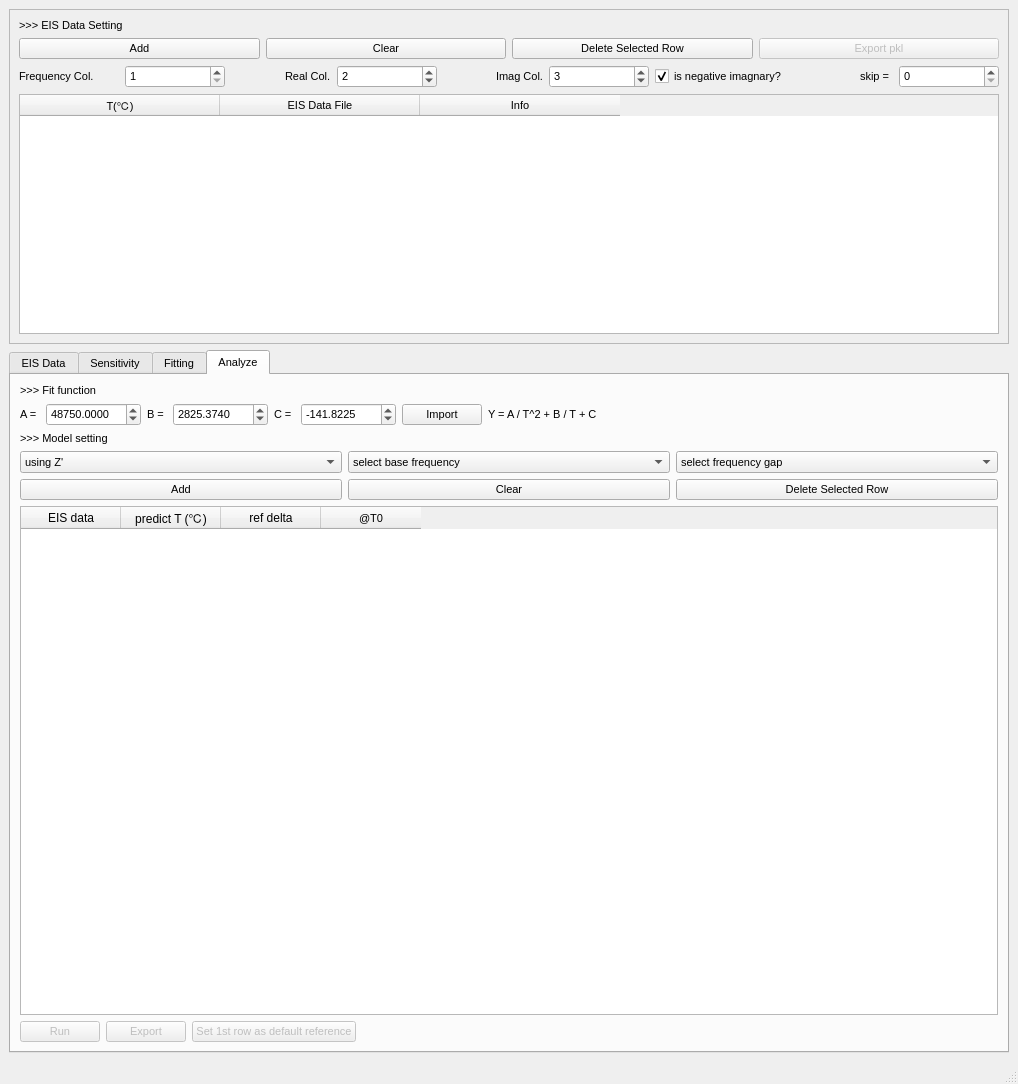
Before: the Qt Designer form mainwindow.ui in linzk-bit/dualzense, drawn with Qt 5.
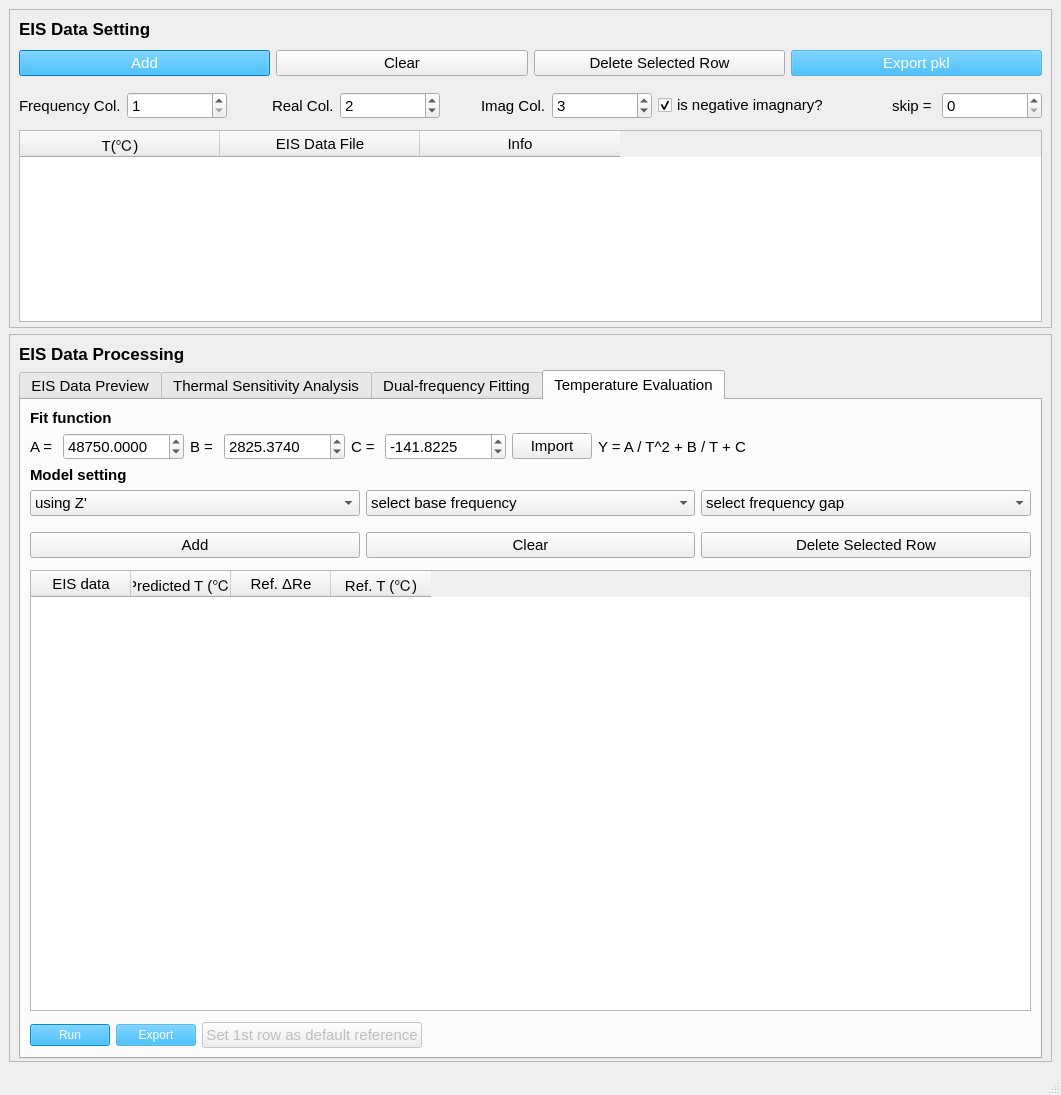
After: the same form once the commit is applied. The open tabs and pages were chosen to show the change.

What changed in the file:
```diff
--- a/mainwindow.ui
+++ b/mainwindow.ui
@@ -6,277 +6,69 @@
    <rect>
     <x>0</x>
     <y>0</y>
-    <width>1018</width>
-    <height>1084</height>
+    <width>1061</width>
+    <height>1095</height>
    </rect>
   </property>
+  <property name="font">
+   <font>
+    <family>Microsoft YaHei UI</family>
+    <pointsize>12</pointsize>
+   </font>
+  </property>
+  <property name="cursor">
+   <cursorShape>ArrowCursor</cursorShape>
+  </property>
   <property name="windowTitle">
-   <string>EIST - beta</string>
+   <string>DualZense - Dual-frequency impedance sensing for precise, intuitive temperature evaluation</string>
+  </property>
+  <property name="iconSize">
+   <size>
+    <width>50</width>
+    <height>50</height>
+   </size>
   </property>
   <widget class="QWidget" name="centralwidget">
    <layout class="QGridLayout" name="gridLayout_2">
-    <item row="0" column="0">
-     <widget class="QFrame" name="frame_2">
-      <property name="font">
-       <font>
-        <family>Microsoft YaHei UI</family>
-        <pointsize>8</pointsize>
-       </font>
-      </property>
-      <property name="autoFillBackground">
-       <bool>true</bool>
-      </property>
+    <item row="2" column="0">
+     <widget class="QFrame" name="frame">
       <property name="frameShape">
        <enum>QFrame::StyledPanel</enum>
       </property>
       <property name="frameShadow">
        <enum>QFrame::Raised</enum>
       </property>
-      <layout class="QVBoxLayout" name="verticalLayout">
-       <item>
-        <widget class="QLabel" name="label">
-         <property name="font">
-          <font>
-           <family>Microsoft YaHei UI</family>
-           <pointsize>8</pointsize>
-          </font>
-         </property>
-         <property name="text">
-          <string>&gt;&gt;&gt; EIS Data Setting</string>
-         </property>
-        </widget>
-       </item>
-       <item>
-        <layout class="QHBoxLayout" name="horizontalLayout_4">
-         <item>
-          <widget class="QPushButton" name="btn_add_data">
-           <property name="font">
-            <font>
-             <family>Microsoft YaHei UI</family>
-             <pointsize>8</pointsize>
-            </font>
-           </property>
-           <property name="text">
-            <string>Add</string>
-           </property>
-          </widget>
-         </item>
-         <item>
-          <widget class="QPushButton" name="btn_clear_data">
-           <property name="font">
-            <font>
-             <family>Microsoft YaHei UI</family>
-             <pointsize>8</pointsize>
-            </font>
-           </property>
-           <property name="text">
-            <string>Clear</string>
-           </property>
-          </widget>
-         </item>
-         <item>
-          <widget class="QPushButton" name="btn_del_row">
-           <property name="font">
-            <font>
-             <family>Microsoft YaHei UI</family>
-             <pointsize>8</pointsize>
-            </font>
-           </property>
-           <property name="text">
-            <string>Delete Selected Row</string>
-           </property>
-          </widget>
-         </item>
-         <item>
-          <widget class="QPushButton" name="btn_export_pkl">
-           <property name="enabled">
-            <bool>false</bool>
-           </property>
-           <property name="font">
-            <font>
-             <family>Microsoft YaHei UI</family>
-             <pointsize>8</pointsize>
-            </font>
-           </property>
-           <property name="text">
-            <string>Export pkl</string>
-           </property>
-          </widget>
-         </item>
-        </layout>
-       </item>
-       <item>
-        <layout class="QHBoxLayout" name="horizontalLayout_5">
-         <item>
-          <widget class="QLabel" name="label_2">
-           <property name="font">
-            <font>
-             <family>Microsoft YaHei UI</family>
-             <pointsize>8</pointsize>
-            </font>
-           </property>
-           <property name="text">
-            <string>Frequency Col.</string>
-           </property>
-          </widget>
-         </item>
-         <item>
-          <widget class="QSpinBox" name="col_freq">
-           <property name="font">
-            <font>
-             <family>Microsoft YaHei UI</family>
-             <pointsize>8</pointsize>
-            </font>
-           </property>
-           <property name="minimum">
-            <number>1</number>
-           </property>
-           <property name="value">
-            <number>1</number>
-           </property>
-          </widget>
-         </item>
-         <item alignment="Qt::AlignRight">
-          <widget class="QLabel" name="label_11">
-           <property name="font">
-            <font>
-             <family>Microsoft YaHei UI</family>
-             <pointsize>8</pointsize>
-            </font>
-           </property>
-           <property name="text">
-            <string>Real Col.</string>
-           </property>
-          </widget>
-         </item>
-         <item>
-          <widget class="QSpinBox" name="col_real">
-           <property name="font">
-            <font>
-             <family>Microsoft YaHei UI</family>
-             <pointsize>8</pointsize>
-            </font>
-           </property>
-           <property name="value">
+      <layout class="QVBoxLayout" name="verticalLayout_2">
+       <property name="bottomMargin">
             <number>2</number>
            </property>
-          </widget>
-         </item>
-         <item alignment="Qt::AlignRight">
-          <widget class="QLabel" name="label_12">
-           <property name="font">
-            <font>
-             <family>Microsoft YaHei UI</family>
-             <pointsize>8</pointsize>
-            </font>
-           </property>
-           <property name="text">
-            <string>Imag Col.</string>
-           </property>
-          </widget>
-         </item>
          <item>
-          <widget class="QSpinBox" name="col_imag">
+        <widget class="QLabel" name="label_14">
            <property name="font">
             <font>
              <family>Microsoft YaHei UI</family>
-             <pointsize>8</pointsize>
-            </font>
-           </property>
-           <property name="value">
-            <number>3</number>
-           </property>
-          </widget>
-         </item>
-         <item>
-          <widget class="QCheckBox" name="is_neg_imag">
-           <property name="font">
-            <font>
-             <family>Microsoft YaHei UI</family>
-             <pointsize>8</pointsize>
-            </font>
-           </property>
+           <pointsize>13</pointsize>
+           <weight>75</weight>
+           <bold>true</bold>
+          </font>
+         </property>
            <property name="text">
-            <string>is negative imagnary?</string>
-           </property>
-           <property name="checked">
-            <bool>true</bool>
-           </property>
-          </widget>
-         </item>
-         <item alignment="Qt::AlignRight">
-          <widget class="QLabel" name="label_13">
-           <property name="text">
-            <string>skip = </string>
+          <string>EIS Data Processing</string>
+         </property>
+         <property name="margin">
+          <number>5</number>
+         </property>
+         <property name="indent">
+          <number>-1</number>
            </property>
           </widget>
          </item>
          <item>
-          <widget class="QSpinBox" name="skip_rows"/>
-         </item>
-        </layout>
-       </item>
-       <item>
-        <widget class="QTableWidget" name="table">
-         <property name="font">
-          <font>
-           <family>Microsoft YaHei UI</family>
-           <pointsize>8</pointsize>
-          </font>
-         </property>
-         <property name="sortingEnabled">
-          <bool>true</bool>
-         </property>
-         <attribute name="horizontalHeaderCascadingSectionResizes">
-          <bool>false</bool>
-         </attribute>
-         <attribute name="horizontalHeaderMinimumSectionSize">
-          <number>100</number>
-         </attribute>
-         <attribute name="horizontalHeaderDefaultSectionSize">
-          <number>200</number>
-         </attribute>
-         <column>
-          <property name="text">
-           <string>T(℃)</string>
-          </property>
-          <property name="font">
-           <font>
-            <family>Microsoft YaHei UI</family>
-            <pointsize>8</pointsize>
-           </font>
-          </property>
-          <property name="textAlignment">
-           <set>AlignCenter</set>
-          </property>
-         </column>
-         <column>
-          <property name="text">
-           <string>EIS Data File</string>
-          </property>
-          <property name="font">
-           <font>
-            <family>Microsoft YaHei UI</family>
-            <pointsize>8</pointsize>
-           </font>
-          </property>
-         </column>
-         <column>
-          <property name="text">
-           <string>Info</string>
-          </property>
-         </column>
-        </widget>
-       </item>
-      </layout>
-     </widget>
-    </item>
-    <item row="1" column="0">
      <widget class="QTabWidget" name="tabWidget">
       <property name="font">
        <font>
         <family>Microsoft YaHei UI</family>
-        <pointsize>8</pointsize>
+           <pointsize>11</pointsize>
        </font>
       </property>
       <property name="currentIndex">
@@ -290,40 +82,23 @@
         </font>
        </property>
        <attribute name="title">
-        <string>EIS Data</string>
+           <string>EIS Data Preview</string>
        </attribute>
        <layout class="QGridLayout" name="gridLayout">
         <item row="0" column="0">
          <layout class="QGridLayout" name="gridLayout_3">
-          <item row="0" column="0">
-           <widget class="QPushButton" name="btn_plot_EIS">
-            <property name="enabled">
-             <bool>false</bool>
-            </property>
-            <property name="font">
-             <font>
-              <family>Microsoft YaHei UI</family>
-              <pointsize>8</pointsize>
-             </font>
-            </property>
-            <property name="text">
-             <string>Plot original EIS</string>
-            </property>
-           </widget>
-          </item>
-          <item row="0" column="2">
-           <spacer name="horizontalSpacer">
-            <property name="orientation">
-             <enum>Qt::Horizontal</enum>
-            </property>
-            <property name="sizeHint" stdset="0">
-             <size>
-              <width>40</width>
-              <height>20</height>
-             </size>
-            </property>
-           </spacer>
-          </item>
+             <property name="leftMargin">
+              <number>0</number>
+             </property>
+             <property name="topMargin">
+              <number>5</number>
+             </property>
+             <property name="rightMargin">
+              <number>11</number>
+             </property>
+             <property name="horizontalSpacing">
+              <number>12</number>
+             </property>
           <item row="1" column="0" colspan="3">
            <widget class="QWidget" name="previewer" native="true">
             <property name="minimumSize">
@@ -338,10 +113,52 @@
               <height>600</height>
              </size>
             </property>
-           </widget>
-          </item>
+               <property name="styleSheet">
+                <string notr="true"/>
+               </property>
+              </widget>
+             </item>
+             <item row="0" column="0">
+              <widget class="QPushButton" name="btn_plot_EIS">
+               <property name="enabled">
+                <bool>false</bool>
+               </property>
+               <property name="font">
+                <font>
+                 <family>Microsoft YaHei UI</family>
+                 <pointsize>11</pointsize>
+                </font>
+               </property>
+               <property name="styleSheet">
+                <string notr="true">background-color: rgb(0, 170, 255);
+color: rgb(255, 255, 255);</string>
+               </property>
+               <property name="text">
+                <string>Plot original EIS</string>
+               </property>
+              </widget>
+             </item>
+             <item row="0" column="2">
+              <spacer name="horizontalSpacer">
+               <property name="orientation">
+                <enum>Qt::Horizontal</enum>
+               </property>
+               <property name="sizeHint" stdset="0">
+                <size>
+                 <width>40</width>
+                 <height>20</height>
+                </size>
+               </property>
+              </spacer>
+             </item>
           <item row="0" column="1">
            <widget class="QComboBox" name="preview_type">
+               <property name="font">
+                <font>
+                 <family>Microsoft YaHei UI</family>
+                 <pointsize>11</pointsize>
+                </font>
+               </property>
             <item>
              <property name="text">
               <string>Nyquist (Z' vs. -Z'')</string>
@@ -375,7 +192,7 @@
       </widget>
       <widget class="QWidget" name="tab_2">
        <attribute name="title">
-        <string>Sensitivity</string>
+           <string>Thermal Sensitivity Analysis</string>
        </attribute>
        <layout class="QGridLayout" name="gridLayout_6">
         <item row="0" column="0">
@@ -386,9 +203,13 @@
           <property name="font">
            <font>
             <family>Microsoft YaHei UI</family>
-            <pointsize>8</pointsize>
-           </font>
-          </property>
+               <pointsize>11</pointsize>
+              </font>
+             </property>
+             <property name="styleSheet">
+              <string notr="true">background-color: rgb(0, 170, 255);
+color: rgb(255, 255, 255);</string>
+             </property>
           <property name="text">
            <string>Plot sensitivity map</string>
           </property>
@@ -399,7 +220,7 @@
           <property name="font">
            <font>
             <family>Microsoft YaHei UI</family>
-            <pointsize>8</pointsize>
+               <pointsize>11</pointsize>
            </font>
           </property>
           <item>
@@ -457,8 +278,8 @@
          <widget class="QWidget" name="sensitivity" native="true">
           <property name="minimumSize">
            <size>
-            <width>600</width>
-            <height>600</height>
+               <width>500</width>
+               <height>500</height>
            </size>
           </property>
          </widget>
@@ -492,6 +313,16 @@
           <property name="enabled">
            <bool>false</bool>
           </property>
+             <property name="font">
+              <font>
+               <family>Microsoft YaHei UI</family>
+               <pointsize>11</pointsize>
+              </font>
+             </property>
+             <property name="styleSheet">
+              <string notr="true">background-color: rgba(0, 170, 255, 128);
+color: rgb(255, 255, 255);</string>
+             </property>
           <property name="text">
            <string>Export plot data</string>
           </property>
@@ -504,7 +335,7 @@
       </widget>
       <widget class="QWidget" name="tab_3">
        <attribute name="title">
-        <string>Fitting</string>
+           <string>Dual-frequency Fitting</string>
        </attribute>
        <layout class="QGridLayout" name="gridLayout_5">
         <item row="0" column="0" colspan="2">
@@ -512,6 +343,11 @@
           <property name="enabled">
            <bool>false</bool>
           </property>
+             <property name="styleSheet">
+              <string notr="true">background-color: rgb(0, 170, 255);
+font: 11pt &quot;Microsoft YaHei UI&quot;;
+color: rgb(255, 255, 255);</string>
+             </property>
           <property name="text">
            <string>Fitting Sensitivity</string>
           </property>
@@ -522,6 +358,11 @@
           <property name="enabled">
            <bool>false</bool>
           </property>
+             <property name="styleSheet">
+              <string notr="true">background-color: rgba(0, 170, 255, 128);
+font: 11pt &quot;Microsoft YaHei UI&quot;;
+color: rgb(255, 255, 255);</string>
+             </property>
           <property name="text">
            <string>Export Fitting Data</string>
           </property>
@@ -583,7 +424,7 @@
           <property name="font">
            <font>
             <family>Microsoft YaHei UI</family>
-            <pointsize>8</pointsize>
+               <pointsize>11</pointsize>
            </font>
           </property>
           <item>
@@ -613,7 +454,7 @@
           <property name="font">
            <font>
             <family>Microsoft YaHei UI</family>
-            <pointsize>8</pointsize>
+               <pointsize>11</pointsize>
            </font>
           </property>
           <item>
@@ -648,7 +489,7 @@
           <property name="font">
            <font>
             <family>Microsoft YaHei UI</family>
-            <pointsize>8</pointsize>
+               <pointsize>11</pointsize>
            </font>
           </property>
           <item>
@@ -677,23 +518,38 @@
          <widget class="QWidget" name="fitting" native="true">
           <property name="minimumSize">
            <size>
-            <width>600</width>
-            <height>600</height>
+               <width>500</width>
+               <height>500</height>
            </size>
           </property>
          </widget>
         </item>
+           <item row="0" column="4">
+            <widget class="QCheckBox" name="cbx_fit_act_energy">
+             <property name="text">
+              <string>fit activation energy</string>
+             </property>
+            </widget>
+           </item>
        </layout>
       </widget>
       <widget class="QWidget" name="tab_4">
        <attribute name="title">
-        <string>Analyze</string>
+           <string>Temperature Evaluation</string>
        </attribute>
        <layout class="QVBoxLayout" name="verticalLayout_4">
         <item>
          <widget class="QLabel" name="label_7">
+             <property name="font">
+              <font>
+               <family>Microsoft YaHei UI</family>
+               <pointsize>11</pointsize>
+               <weight>75</weight>
+               <bold>true</bold>
+              </font>
+             </property>
           <property name="text">
-           <string>&gt;&gt;&gt; Fit function</string>
+              <string>Fit function</string>
           </property>
          </widget>
         </item>
@@ -799,19 +655,30 @@
         </item>
         <item>
          <widget class="QLabel" name="label_8">
+             <property name="font">
+              <font>
+               <family>Microsoft YaHei UI</family>
+               <pointsize>11</pointsize>
+               <weight>75</weight>
+               <bold>true</bold>
+              </font>
+             </property>
           <property name="text">
-           <string>&gt;&gt;&gt; Model setting</string>
+              <string>Model setting</string>
           </property>
          </widget>
         </item>
         <item>
          <layout class="QHBoxLayout" name="horizontalLayout_2">
+             <property name="bottomMargin">
+              <number>5</number>
+             </property>
           <item>
            <widget class="QComboBox" name="cbx_analyze_type">
             <property name="font">
              <font>
               <family>Microsoft YaHei UI</family>
-              <pointsize>8</pointsize>
+                 <pointsize>11</pointsize>
              </font>
             </property>
             <item>
@@ -841,7 +708,7 @@
             <property name="font">
              <font>
               <family>Microsoft YaHei UI</family>
-              <pointsize>8</pointsize>
+                 <pointsize>11</pointsize>
              </font>
             </property>
             <item>
@@ -876,7 +743,7 @@
             <property name="font">
              <font>
               <family>Microsoft YaHei UI</family>
-              <pointsize>8</pointsize>
+                 <pointsize>11</pointsize>
              </font>
             </property>
             <item>
@@ -905,12 +772,21 @@
         </item>
         <item>
          <layout class="QGridLayout" name="gridLayout_4">
+             <property name="topMargin">
+              <number>5</number>
+             </property>
+             <property name="bottomMargin">
+              <number>5</number>
+             </property>
+             <property name="verticalSpacing">
+              <number>12</number>
+             </property>
           <item row="0" column="0">
            <widget class="QPushButton" name="btn_add_analyze">
             <property name="font">
              <font>
               <family>Microsoft YaHei UI</family>
-              <pointsize>8</pointsize>
+                 <pointsize>11</pointsize>
              </font>
             </property>
             <property name="text">
@@ -923,7 +799,7 @@
             <property name="font">
              <font>
               <family>Microsoft YaHei UI</family>
-              <pointsize>8</pointsize>
+                 <pointsize>11</pointsize>
              </font>
             </property>
             <property name="text">
@@ -936,7 +812,7 @@
             <property name="font">
              <font>
               <family>Microsoft YaHei UI</family>
-              <pointsize>8</pointsize>
+                 <pointsize>11</pointsize>
              </font>
             </property>
             <property name="text">
@@ -956,10 +832,26 @@
              <property name="text">
               <string>EIS data</string>
              </property>
+                <property name="font">
+                 <font>
+                  <pointsize>11</pointsize>
+                 </font>
+                </property>
+                <property name="textAlignment">
+                 <set>AlignCenter</set>
+                </property>
             </column>
             <column>
              <property name="text">
-              <string>predict T (℃)</string>
+                 <string>Predicted T (℃)</string>
+                </property>
+                <property name="font">
+                 <font>
+                  <pointsize>11</pointsize>
+                 </font>
+                </property>
+                <property name="textAlignment">
+                 <set>AlignCenter</set>
              </property>
              <property name="background">
               <color>
@@ -971,7 +863,15 @@
             </column>
             <column>
              <property name="text">
-              <string>ref delta</string>
+                 <string>Ref. ΔRe</string>
+                </property>
+                <property name="font">
+                 <font>
+                  <pointsize>11</pointsize>
+                 </font>
+                </property>
+                <property name="textAlignment">
+                 <set>AlignCenter</set>
              </property>
              <property name="background">
               <color>
@@ -983,14 +883,19 @@
             </column>
             <column>
              <property name="text">
-              <string>@T0</string>
+                 <string>Ref. T (℃)</string>
              </property>
              <property name="font">
               <font>
                <family>Microsoft YaHei UI</family>
-               <pointsize>8</pointsize>
-              </font>
-             </property>
+                  <pointsize>11</pointsize>
+                  <underline>false</underline>
+                  <kerning>true</kerning>
+                 </font>
+                </property>
+                <property name="textAlignment">
+                 <set>AlignCenter</set>
+                </property>
             </column>
            </widget>
           </item>
@@ -1003,6 +908,11 @@
             <property name="enabled">
              <bool>false</bool>
             </property>
+               <property name="styleSheet">
+                <string notr="true">background-color: rgb(0, 170, 255);
+font: 11pt &quot;Microsoft YaHei UI&quot;;
+color: rgb(255, 255, 255);</string>
+               </property>
             <property name="text">
              <string>Run</string>
             </property>
@@ -1013,6 +923,11 @@
             <property name="enabled">
              <bool>false</bool>
             </property>
+               <property name="styleSheet">
+                <string notr="true">background-color: rgba(0, 170, 255, 128);
+font: 11pt &quot;Microsoft YaHei UI&quot;;
+color: rgb(255, 255, 255);</string>
+               </property>
             <property name="text">
              <string>Export</string>
             </property>
@@ -1045,6 +960,317 @@
         </item>
        </layout>
       </widget>
+        </widget>
+       </item>
+      </layout>
+     </widget>
+    </item>
+    <item row="0" column="0" rowspan="2">
+     <widget class="QFrame" name="frame_2">
+      <property name="font">
+       <font>
+        <family>Microsoft YaHei UI</family>
+        <pointsize>8</pointsize>
+       </font>
+      </property>
+      <property name="autoFillBackground">
+       <bool>true</bool>
+      </property>
+      <property name="frameShape">
+       <enum>QFrame::StyledPanel</enum>
+      </property>
+      <property name="frameShadow">
+       <enum>QFrame::Raised</enum>
+      </property>
+      <layout class="QVBoxLayout" name="verticalLayout">
+       <property name="bottomMargin">
+        <number>5</number>
+       </property>
+       <item>
+        <widget class="QLabel" name="label">
+         <property name="font">
+          <font>
+           <family>Microsoft YaHei UI</family>
+           <pointsize>13</pointsize>
+           <weight>75</weight>
+           <bold>true</bold>
+          </font>
+         </property>
+         <property name="text">
+          <string>EIS Data Setting</string>
+         </property>
+         <property name="margin">
+          <number>5</number>
+         </property>
+        </widget>
+       </item>
+       <item>
+        <layout class="QHBoxLayout" name="horizontalLayout_4">
+         <property name="topMargin">
+          <number>5</number>
+         </property>
+         <property name="bottomMargin">
+          <number>5</number>
+         </property>
+         <item>
+          <widget class="QPushButton" name="btn_add_data">
+           <property name="font">
+            <font>
+             <family>Microsoft YaHei UI</family>
+             <pointsize>11</pointsize>
+            </font>
+           </property>
+           <property name="styleSheet">
+            <string notr="true">background-color: rgb(0, 170, 255);
+color: rgb(255, 255, 255);</string>
+           </property>
+           <property name="text">
+            <string>Add</string>
+           </property>
+          </widget>
+         </item>
+         <item>
+          <widget class="QPushButton" name="btn_clear_data">
+           <property name="font">
+            <font>
+             <family>Microsoft YaHei UI</family>
+             <pointsize>11</pointsize>
+            </font>
+           </property>
+           <property name="text">
+            <string>Clear</string>
+           </property>
+          </widget>
+         </item>
+         <item>
+          <widget class="QPushButton" name="btn_del_row">
+           <property name="font">
+            <font>
+             <family>Microsoft YaHei UI</family>
+             <pointsize>11</pointsize>
+            </font>
+           </property>
+           <property name="text">
+            <string>Delete Selected Row</string>
+           </property>
+          </widget>
+         </item>
+         <item>
+          <widget class="QPushButton" name="btn_export_pkl">
+           <property name="enabled">
+            <bool>false</bool>
+           </property>
+           <property name="font">
+            <font>
+             <family>Microsoft YaHei UI</family>
+             <pointsize>11</pointsize>
+            </font>
+           </property>
+           <property name="styleSheet">
+            <string notr="true">background-color: rgba(0, 170, 255, 128);
+color: rgb(255, 255, 255);</string>
+           </property>
+           <property name="text">
+            <string>Export pkl</string>
+           </property>
+          </widget>
+         </item>
+        </layout>
+       </item>
+       <item>
+        <layout class="QHBoxLayout" name="horizontalLayout_5">
+         <property name="topMargin">
+          <number>5</number>
+         </property>
+         <property name="bottomMargin">
+          <number>5</number>
+         </property>
+         <item>
+          <widget class="QLabel" name="label_2">
+           <property name="font">
+            <font>
+             <family>Microsoft YaHei UI</family>
+             <pointsize>11</pointsize>
+            </font>
+           </property>
+           <property name="text">
+            <string>Frequency Col.</string>
+           </property>
+          </widget>
+         </item>
+         <item>
+          <widget class="QSpinBox" name="col_freq">
+           <property name="font">
+            <font>
+             <family>Microsoft YaHei UI</family>
+             <pointsize>11</pointsize>
+            </font>
+           </property>
+           <property name="minimum">
+            <number>1</number>
+           </property>
+           <property name="value">
+            <number>1</number>
+           </property>
+          </widget>
+         </item>
+         <item alignment="Qt::AlignRight">
+          <widget class="QLabel" name="label_11">
+           <property name="font">
+            <font>
+             <family>Microsoft YaHei UI</family>
+             <pointsize>11</pointsize>
+            </font>
+           </property>
+           <property name="text">
+            <string>Real Col.</string>
+           </property>
+          </widget>
+         </item>
+         <item>
+          <widget class="QSpinBox" name="col_real">
+           <property name="font">
+            <font>
+             <family>Microsoft YaHei UI</family>
+             <pointsize>11</pointsize>
+            </font>
+           </property>
+           <property name="value">
+            <number>2</number>
+           </property>
+          </widget>
+         </item>
+         <item alignment="Qt::AlignRight">
+          <widget class="QLabel" name="label_12">
+           <property name="font">
+            <font>
+             <family>Microsoft YaHei UI</family>
+             <pointsize>11</pointsize>
+            </font>
+           </property>
+           <property name="text">
+            <string>Imag Col.</string>
+           </property>
+          </widget>
+         </item>
+         <item>
+          <widget class="QSpinBox" name="col_imag">
+           <property name="font">
+            <font>
+             <family>Microsoft YaHei UI</family>
+             <pointsize>11</pointsize>
+            </font>
+           </property>
+           <property name="value">
+            <number>3</number>
+           </property>
+          </widget>
+         </item>
+         <item>
+          <widget class="QCheckBox" name="is_neg_imag">
+           <property name="font">
+            <font>
+             <family>Microsoft YaHei UI</family>
+             <pointsize>11</pointsize>
+            </font>
+           </property>
+           <property name="text">
+            <string>is negative imagnary?</string>
+           </property>
+           <property name="checked">
+            <bool>true</bool>
+           </property>
+          </widget>
+         </item>
+         <item alignment="Qt::AlignRight">
+          <widget class="QLabel" name="label_13">
+           <property name="font">
+            <font>
+             <family>Microsoft YaHei UI</family>
+             <pointsize>11</pointsize>
+            </font>
+           </property>
+           <property name="text">
+            <string>skip = </string>
+           </property>
+          </widget>
+         </item>
+         <item>
+          <widget class="QSpinBox" name="skip_rows">
+           <property name="font">
+            <font>
+             <family>Microsoft YaHei UI</family>
+             <pointsize>11</pointsize>
+            </font>
+           </property>
+          </widget>
+         </item>
+        </layout>
+       </item>
+       <item>
+        <widget class="QTableWidget" name="table">
+         <property name="font">
+          <font>
+           <family>Microsoft YaHei UI</family>
+           <pointsize>11</pointsize>
+          </font>
+         </property>
+         <property name="sortingEnabled">
+          <bool>true</bool>
+         </property>
+         <attribute name="horizontalHeaderCascadingSectionResizes">
+          <bool>false</bool>
+         </attribute>
+         <attribute name="horizontalHeaderMinimumSectionSize">
+          <number>100</number>
+         </attribute>
+         <attribute name="horizontalHeaderDefaultSectionSize">
+          <number>200</number>
+         </attribute>
+         <column>
+          <property name="text">
+           <string>T(℃)</string>
+          </property>
+          <property name="font">
+           <font>
+            <family>Microsoft YaHei UI</family>
+            <pointsize>11</pointsize>
+           </font>
+          </property>
+          <property name="textAlignment">
+           <set>AlignCenter</set>
+          </property>
+         </column>
+         <column>
+          <property name="text">
+           <string>EIS Data File</string>
+          </property>
+          <property name="font">
+           <font>
+            <family>Microsoft YaHei UI</family>
+            <pointsize>11</pointsize>
+           </font>
+          </property>
+          <property name="textAlignment">
+           <set>AlignCenter</set>
+          </property>
+         </column>
+         <column>
+          <property name="text">
+           <string>Info</string>
+          </property>
+          <property name="font">
+           <font>
+            <pointsize>11</pointsize>
+           </font>
+          </property>
+          <property name="textAlignment">
+           <set>AlignCenter</set>
+          </property>
+         </column>
+        </widget>
+       </item>
+      </layout>
      </widget>
     </item>
    </layout>
```
Lines whose indentation alone changed are shown as unchanged.
